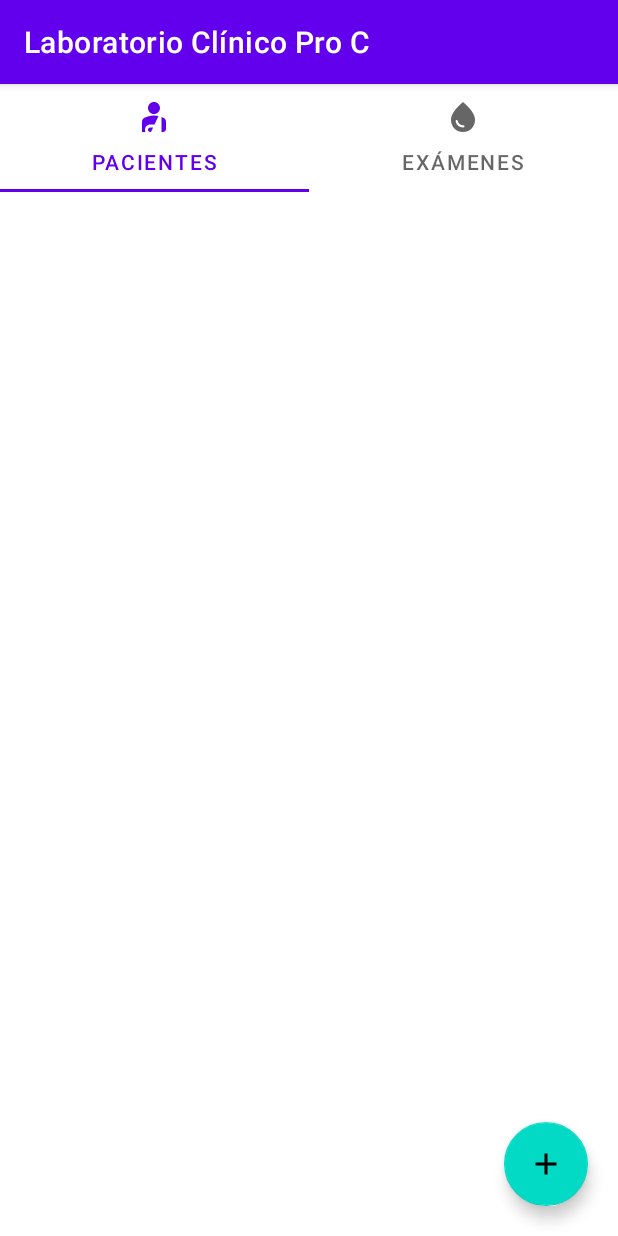
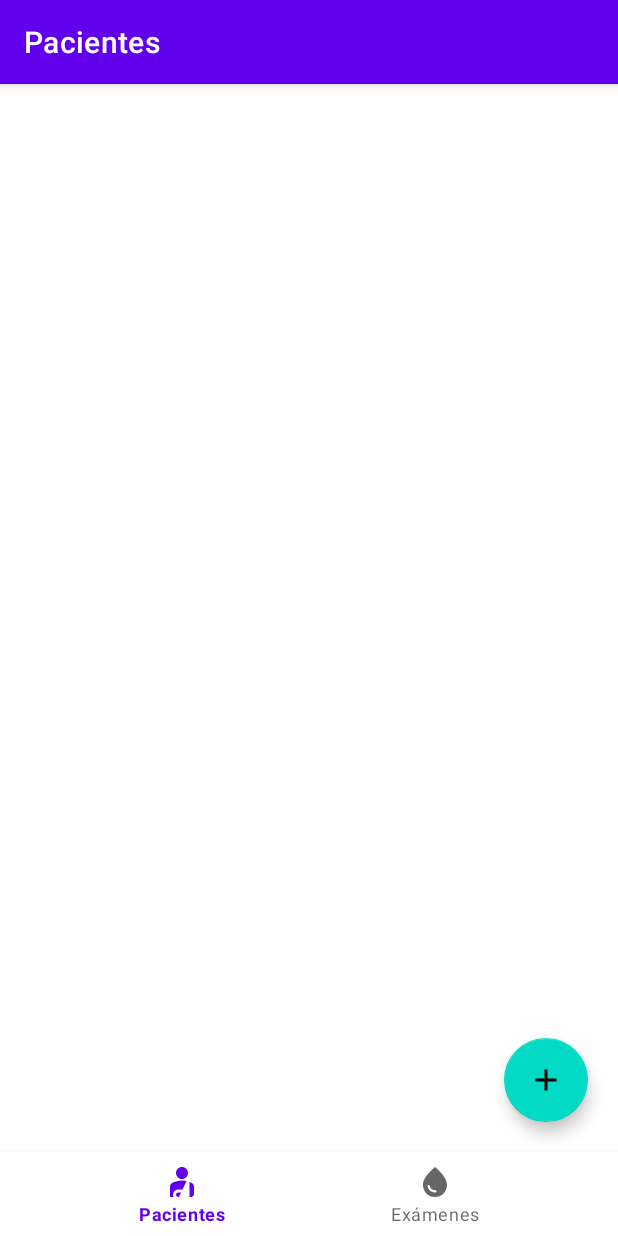
Before and after one commit to Antonioescp/laboratorio-pro-c-mobile-app, an Android app: the screen it shows after launch (MainActivity), on a phone screen of 412 x 824 dp. Run offline under Robolectric (Android 15) with nearby library versions, the phone set to English and light mode, and no system bars; our stand-ins replace Room's generated code, Timber, data binding, navigation-ui.

Commit message:
Changed tabs for bottom nav, better nav handling

```diff
--- a/app/src/main/java/com/gameloop/laboratorioclinicoproc/MainActivity.kt
+++ b/app/src/main/java/com/gameloop/laboratorioclinicoproc/MainActivity.kt
@@ -3,12 +3,11 @@ package com.gameloop.laboratorioclinicoproc
 import androidx.appcompat.app.AppCompatActivity
 import android.os.Bundle
 import androidx.databinding.DataBindingUtil
-import androidx.fragment.app.FragmentContainerView
-import androidx.fragment.app.FragmentManager
+import androidx.fragment.app.Fragment
 import androidx.navigation.findNavController
-import androidx.navigation.fragment.NavHostFragment
 import androidx.navigation.fragment.findNavController
 import androidx.navigation.ui.NavigationUI
+import androidx.navigation.ui.setupWithNavController
 import com.gameloop.laboratorioclinicoproc.databinding.ActivityMainBinding
 
 class MainActivity : AppCompatActivity() {
@@ -17,11 +16,20 @@ class MainActivity : AppCompatActivity() {
     override fun onCreate(savedInstanceState: Bundle?) {
         super.onCreate(savedInstanceState)
         binding = DataBindingUtil.setContentView(this, R.layout.activity_main)
+
         setUpNavbar()
+        setUpBottomNavBar()
+    }
+
+    private fun setUpBottomNavBar() {
+        val navHost = supportFragmentManager.findFragmentById(binding.navHostFragment.id)
+        navHost?.let {
+            binding.bnMain.setupWithNavController(navHost.findNavController())
+        }
     }
 
     private fun setUpNavbar() {
-        val navHost = supportFragmentManager.findFragmentById(R.id.nav_host_fragment)
+        val navHost = supportFragmentManager.findFragmentById(binding.navHostFragment.id)
         navHost?.let {
             val navController = navHost.findNavController()
             NavigationUI.setupActionBarWithNavController(this, navController)
--- a/app/src/main/java/com/gameloop/laboratorioclinicoproc/views/home/HomeFragment.kt
+++ /dev/null
@@ -1,110 +0,0 @@
-package com.gameloop.laboratorioclinicoproc.views.home
-
-import android.animation.LayoutTransition
-import android.os.Bundle
-import androidx.fragment.app.Fragment
-import android.view.LayoutInflater
-import android.view.View
-import android.view.ViewGroup
-import androidx.fragment.app.FragmentActivity
-import androidx.lifecycle.ViewModelProvider
-import androidx.navigation.fragment.findNavController
-import androidx.viewpager2.adapter.FragmentStateAdapter
-import androidx.viewpager2.widget.ViewPager2
-import androidx.viewpager2.widget.ViewPager2.OnPageChangeCallback
-import com.gameloop.laboratorioclinicoproc.databinding.FragmentHomeBinding
-import com.gameloop.laboratorioclinicoproc.views.laboratorytests.TestsFragment
-import com.gameloop.laboratorioclinicoproc.views.patients.MyPatientsFragment
-import com.google.android.material.tabs.TabLayout
-import com.google.android.material.tabs.TabLayout.OnTabSelectedListener
-
-class HomeFragment : Fragment() {
-
-    private lateinit var binding: FragmentHomeBinding
-
-    private val viewModel: HomeViewModel by lazy {
-        ViewModelProvider(this)[HomeViewModel::class.java]
-    }
-
-    override fun onCreateView(
-        inflater: LayoutInflater,
-        container: ViewGroup?,
-        savedInstanceState: Bundle?
-    ): View {
-        binding = FragmentHomeBinding.inflate(layoutInflater)
-        binding.viewModel = viewModel
-        binding.lifecycleOwner = viewLifecycleOwner
-
-        setUpViewPager()
-        setUpTabLayout()
-        setUpAnimations()
-
-        viewModel.eventNavigateToAddUser.observe(viewLifecycleOwner) {
-            it?.let {
-                if (it) {
-                    val action = HomeFragmentDirections.actionHomeFragmentToSignUpFragment()
-                    findNavController().navigate(action)
-                    viewModel.navigateToAddUserComplete()
-                }
-            }
-        }
-
-        return binding.root
-    }
-
-    private fun setUpAnimations() {
-        binding.flContainer.layoutTransition = LayoutTransition()
-    }
-
-    /**
-     * Sets the [ViewPager2]'s adapter and adds a listener to [TabLayout] tab changes
-     */
-    private fun setUpViewPager() {
-        binding.homePager.adapter = PageAdapter(requireActivity())
-        binding.homeTabLayout.addOnTabSelectedListener(object: OnTabSelectedListener {
-            override fun onTabSelected(tab: TabLayout.Tab?) {
-                tab?.let {
-                    binding.homePager.currentItem = tab.position
-                }
-            }
-            override fun onTabUnselected(tab: TabLayout.Tab?) {}
-            override fun onTabReselected(tab: TabLayout.Tab?) {}
-        })
-    }
-
-    /**
-     * Sets the [TabLayout] to listen to [ViewPager2] page changes and update the selected tab
-     */
-    private fun setUpTabLayout() {
-        binding.homePager.registerOnPageChangeCallback( object: OnPageChangeCallback() {
-            override fun onPageSelected(position: Int) {
-                binding.homeTabLayout.selectTab(binding.homeTabLayout.getTabAt(position))
-
-                /* updating fab visibility */
-                if (position == 0) {
-                    viewModel.onEnterPatientsFragment()
-                } else {
-                    viewModel.onExitPatientsFragment()
-                }
-            }
-        })
-    }
-
-    /**
-     * A pager showing the [MyPatientsFragment] and [TestsFragment]
-     */
-    private inner class PageAdapter(fa: FragmentActivity) : FragmentStateAdapter(fa) {
-        private val pages = 2
-
-        override fun getItemCount(): Int = pages
-
-        override fun createFragment(position: Int): Fragment {
-            return when (position) {
-                0 -> MyPatientsFragment()
-                1 -> TestsFragment()
-                else -> throw IllegalArgumentException("Unknown page position")
-            }
-        }
-
-    }
-}
--- a/app/src/main/java/com/gameloop/laboratorioclinicoproc/views/home/HomeViewModel.kt
+++ /dev/null
@@ -1,30 +0,0 @@
-package com.gameloop.laboratorioclinicoproc.views.home
-
-import androidx.lifecycle.LiveData
-import androidx.lifecycle.MutableLiveData
-import androidx.lifecycle.ViewModel
-
-class HomeViewModel : ViewModel() {
-
-    private val _inPatientsFragment = MutableLiveData<Boolean>()
-    val inPatientsFragment: LiveData<Boolean> = _inPatientsFragment
-
-    private val _eventNavigateToAddUser = MutableLiveData<Boolean>()
-    val eventNavigateToAddUser: LiveData<Boolean> = _eventNavigateToAddUser
-
-    fun onExitPatientsFragment() {
-        _inPatientsFragment.value = false
-    }
-
-    fun onEnterPatientsFragment() {
-        _inPatientsFragment.value = true
-    }
-
-    fun navigateToAddUser() {
-        _eventNavigateToAddUser.value = true
-    }
-
-    fun navigateToAddUserComplete() {
-        _eventNavigateToAddUser.value = false
-    }
-}
--- a/app/src/main/java/com/gameloop/laboratorioclinicoproc/views/patients/MyPatientsFragment.kt
+++ b/app/src/main/java/com/gameloop/laboratorioclinicoproc/views/patients/MyPatientsFragment.kt
@@ -5,15 +5,12 @@ import androidx.fragment.app.Fragment
 import android.view.LayoutInflater
 import android.view.View
 import android.view.ViewGroup
-import android.widget.Toast
-import androidx.lifecycle.Observer
 import androidx.lifecycle.ViewModelProvider
 import androidx.navigation.fragment.findNavController
 import androidx.recyclerview.widget.LinearLayoutManager
 import com.gameloop.laboratorioclinicoproc.database.LabDatabase
 import com.gameloop.laboratorioclinicoproc.database.model.patient.Patient
 import com.gameloop.laboratorioclinicoproc.databinding.FragmentMyPatientsBinding
-import com.gameloop.laboratorioclinicoproc.views.home.HomeFragmentDirections
 
 class MyPatientsFragment : Fragment() {
     private lateinit var binding: FragmentMyPatientsBinding
@@ -32,10 +29,25 @@ class MyPatientsFragment : Fragment() {
     ): View {
         binding = FragmentMyPatientsBinding.inflate(layoutInflater)
         binding.lifecycleOwner = viewLifecycleOwner
+        binding.viewModel = viewModel
 
         setUpPatientsView()
+        setUpAddPatientButton()
 
         return binding.root
+    }
+
+    private fun setUpAddPatientButton() {
+        viewModel.eventNavigateToAddPatient.observe(viewLifecycleOwner) { shouldNavigate ->
+            shouldNavigate?.let {
+                if (shouldNavigate) {
+                    val action = MyPatientsFragmentDirections
+                        .actionMyPatientsFragmentToSignUpFragment()
+                    findNavController().navigate(action)
+                    viewModel.onNavigateToAddPatientComplete()
+                }
+            }
+        }
     }
 
     private fun setUpPatientsView() {
--- a/app/src/main/java/com/gameloop/laboratorioclinicoproc/views/patients/MyPatientsViewModel.kt
+++ b/app/src/main/java/com/gameloop/laboratorioclinicoproc/views/patients/MyPatientsViewModel.kt
@@ -1,5 +1,7 @@
 package com.gameloop.laboratorioclinicoproc.views.patients
 
+import androidx.lifecycle.LiveData
+import androidx.lifecycle.MutableLiveData
 import androidx.lifecycle.ViewModel
 import androidx.lifecycle.viewModelScope
 import com.gameloop.laboratorioclinicoproc.database.dao.PatientDao
@@ -9,6 +11,17 @@ import kotlinx.coroutines.launch
 class MyPatientsViewModel(private val patientsDao: PatientDao) : ViewModel() {
     val patients = patientsDao.getAll()
 
+    private val _eventNavigateToAddPatient = MutableLiveData<Boolean>()
+    val eventNavigateToAddPatient: LiveData<Boolean> = _eventNavigateToAddPatient
+
+    fun onNavigateToAddPatient() {
+        _eventNavigateToAddPatient.value = true
+    }
+
+    fun onNavigateToAddPatientComplete() {
+        _eventNavigateToAddPatient.value = false
+    }
+
     fun deletePatient(patient: Patient) {
         viewModelScope.launch {
             patientsDao.delete(patient.id)
--- a/app/src/main/res/layout/activity_main.xml
+++ b/app/src/main/res/layout/activity_main.xml
@@ -1,14 +1,35 @@
 <?xml version="1.0" encoding="utf-8"?>
-<layout>
-    <androidx.fragment.app.FragmentContainerView
+<layout
     xmlns:android="http://schemas.android.com/apk/res/android"
     xmlns:app="http://schemas.android.com/apk/res-auto"
     xmlns:tools="http://schemas.android.com/tools"
+    >
+
+    <androidx.constraintlayout.widget.ConstraintLayout
+        android:id="@+id/clMain"
+        android:layout_width="match_parent"
+        android:layout_height="match_parent">
+
+        <androidx.fragment.app.FragmentContainerView
             android:id="@+id/nav_host_fragment"
+            android:name="androidx.navigation.fragment.NavHostFragment"
             android:layout_width="match_parent"
-        android:layout_height="match_parent"
-        android:name="androidx.navigation.fragment.NavHostFragment"
+            android:layout_height="0dp"
             app:defaultNavHost="true"
+            app:layout_constraintBottom_toTopOf="@+id/bnMain"
+            app:layout_constraintTop_toTopOf="parent"
             app:navGraph="@navigation/nav_graph"
-        tools:context=".MainActivity"/>
+            tools:context=".MainActivity" />
+
+        <com.google.android.material.bottomnavigation.BottomNavigationView
+            android:id="@+id/bnMain"
+            android:layout_width="match_parent"
+            android:layout_height="wrap_content"
+            app:layout_constraintBottom_toBottomOf="parent"
+            app:layout_constraintEnd_toEndOf="parent"
+            app:layout_constraintHorizontal_bias="0.5"
+            app:layout_constraintStart_toStartOf="parent"
+            app:layout_constraintTop_toBottomOf="@+id/nav_host_fragment"
+            app:menu="@menu/home_nav_menu" />
+    </androidx.constraintlayout.widget.ConstraintLayout>
 </layout>
--- a/app/src/main/res/layout/fragment_home.xml
+++ /dev/null
@@ -1,56 +0,0 @@
-<?xml version="1.0" encoding="utf-8"?>
-<layout
-    xmlns:android="http://schemas.android.com/apk/res/android"
-    xmlns:tools="http://schemas.android.com/tools">
-
-    <data>
-        <variable
-            name="viewModel"
-            type="com.gameloop.laboratorioclinicoproc.views.home.HomeViewModel" />
-        <import type="android.view.View"/>
-    </data>
-
-    <FrameLayout
-        android:id="@+id/flContainer"
-        android:layout_width="match_parent"
-        android:layout_height="match_parent">
-        <LinearLayout
-            android:orientation="vertical"
-            android:layout_width="match_parent"
-            android:layout_height="match_parent">
-            <com.google.android.material.tabs.TabLayout
-                android:id="@+id/home_tab_layout"
-                android:layout_width="match_parent"
-                android:layout_height="wrap_content">
-                <com.google.android.material.tabs.TabItem
-                    android:id="@+id/ti_my_patients"
-                    android:layout_width="wrap_content"
-                    android:layout_height="wrap_content"
-                    android:text="@string/patients"
-                    android:icon="@drawable/ic_baseline_personal_injury_24"
-                    />
-                <com.google.android.material.tabs.TabItem
-                    android:id="@+id/ti_tests"
-                    android:layout_width="wrap_content"
-                    android:layout_height="wrap_content"
-                    android:text="@string/tests"
-                    android:icon="@drawable/ic_baseline_water_drop_24"/>
-            </com.google.android.material.tabs.TabLayout>
-            <androidx.viewpager2.widget.ViewPager2
-                android:id="@+id/home_pager"
-                android:layout_width="match_parent"
-                android:layout_height="match_parent"/>
-        </LinearLayout>
-        <com.google.android.material.floatingactionbutton.FloatingActionButton
-            android:id="@+id/fab_add_patient"
-            android:layout_width="wrap_content"
-            android:layout_height="wrap_content"
-            android:src="@drawable/ic_baseline_add_24"
-            android:layout_gravity="bottom|end"
-            android:layout_marginEnd="20dp"
-            android:layout_marginBottom="20dp"
-            android:visibility="@{viewModel.inPatientsFragment ? View.VISIBLE : View.GONE}"
-            android:onClick="@{() -> viewModel.navigateToAddUser()}"
-            />
-    </FrameLayout>
-</layout>
--- a/app/src/main/res/layout/fragment_my_patients.xml
+++ b/app/src/main/res/layout/fragment_my_patients.xml
@@ -3,10 +3,32 @@
     xmlns:tools="http://schemas.android.com/tools"
     xmlns:app="http://schemas.android.com/apk/res-auto"
     >
-        <androidx.recyclerview.widget.RecyclerView
-            android:id="@+id/rv_patients"
+        <data>
+                <variable
+                    name="viewModel"
+                    type="com.gameloop.laboratorioclinicoproc.views.patients.MyPatientsViewModel"
+                    />
+        </data>
+        <FrameLayout
+            android:id="@+id/flMain"
             android:layout_width="match_parent"
-            android:layout_height="match_parent"
-            tools:listitem="@layout/list_item_patient"
-            />
+            android:layout_height="match_parent">
+                <androidx.recyclerview.widget.RecyclerView
+                    android:id="@+id/rv_patients"
+                    android:layout_width="match_parent"
+                    android:layout_height="match_parent"
+                    tools:listitem="@layout/list_item_patient"
+                    />
+                <com.google.android.material.floatingactionbutton.FloatingActionButton
+                    android:id="@+id/fab_new_patient"
+                    android:layout_width="wrap_content"
+                    android:layout_height="wrap_content"
+                    android:src="@drawable/ic_baseline_add_24"
+                    android:layout_gravity="bottom|end"
+                    android:layout_marginEnd="20dp"
+                    android:layout_marginBottom="20dp"
+                    android:contentDescription="Add a new patient"
+                    android:onClick="@{() -> viewModel.onNavigateToAddPatient()}"
+                    />
+        </FrameLayout>
 </layout>
--- a/app/src/main/res/layout/list_item_patient.xml
+++ b/app/src/main/res/layout/list_item_patient.xml
@@ -11,6 +11,12 @@
             type="com.gameloop.laboratorioclinicoproc.database.model.patient.Patient" />
     </data>
 
+    <androidx.cardview.widget.CardView
+        android:layout_width="match_parent"
+        android:layout_height="wrap_content"
+        android:layout_marginHorizontal="20dp"
+        android:layout_marginTop="20dp">
+
         <androidx.constraintlayout.widget.ConstraintLayout
             android:layout_width="match_parent"
             android:layout_height="wrap_content"
@@ -22,14 +28,13 @@
                 android:layout_height="wrap_content"
                 android:text="@{patient.fullName}"
                 android:textColor="@color/black"
-            android:textSize="40sp"
+                android:textSize="25sp"
                 android:textStyle="bold"
                 app:layout_constraintEnd_toStartOf="@+id/ivDelete"
                 app:layout_constraintHorizontal_bias="0.5"
                 app:layout_constraintHorizontal_chainStyle="spread_inside"
                 app:layout_constraintStart_toStartOf="parent"
                 app:layout_constraintTop_toTopOf="parent"
-            app:patient_sex_at_end="@{patient.sex}"
                 tools:text="Maritza Escorcia" />
 
             <TextView
@@ -40,7 +45,8 @@
                 android:textSize="20sp"
                 app:layout_constraintStart_toStartOf="parent"
                 app:layout_constraintTop_toBottomOf="@id/tvName"
-            tools:text="@string/age_format" />
+                tools:text="@string/age_format"
+                app:patient_sex_at_end="@{patient.sex}" />
 
             <TextView
                 android:id="@+id/tvEmail"
@@ -63,4 +69,5 @@
                 app:layout_constraintTop_toTopOf="parent"
                 app:tint="@color/black" />
         </androidx.constraintlayout.widget.ConstraintLayout>
+    </androidx.cardview.widget.CardView>
 </layout>
--- /dev/null
+++ b/app/src/main/res/menu/home_nav_menu.xml
@@ -0,0 +1,14 @@
+<?xml version="1.0" encoding="utf-8"?>
+<menu xmlns:app="http://schemas.android.com/apk/res-auto"
+    xmlns:android="http://schemas.android.com/apk/res/android">
+    <item
+        android:id="@+id/myPatientsFragment"
+        android:title="@string/patients"
+        android:icon="@drawable/ic_baseline_personal_injury_24"
+        />
+    <item
+        android:id="@+id/testsFragment"
+        android:title="@string/tests"
+        android:icon="@drawable/ic_baseline_water_drop_24"
+        />
+</menu>
--- a/app/src/main/res/navigation/nav_graph.xml
+++ b/app/src/main/res/navigation/nav_graph.xml
@@ -3,19 +3,25 @@
     xmlns:app="http://schemas.android.com/apk/res-auto"
     xmlns:tools="http://schemas.android.com/tools"
     android:id="@+id/nav_graph"
-    app:startDestination="@id/homeFragment">
+    app:startDestination="@id/myPatientsFragment">
     <fragment
         android:id="@+id/signUpFragment"
         android:name="com.gameloop.laboratorioclinicoproc.views.signup.SignUpFragment"
         android:label="@string/sign_up"
         tools:layout="@layout/fragment_sign_up" />
     <fragment
-        android:id="@+id/homeFragment"
-        android:name="com.gameloop.laboratorioclinicoproc.views.home.HomeFragment"
-        android:label="@string/app_name"
-        tools:layout="@layout/fragment_home">
+        android:id="@+id/myPatientsFragment"
+        android:name="com.gameloop.laboratorioclinicoproc.views.patients.MyPatientsFragment"
+        android:label="@string/patients"
+        tools:layout="@layout/fragment_my_patients">
         <action
-            android:id="@+id/action_homeFragment_to_signUpFragment"
+            android:id="@+id/action_myPatientsFragment_to_signUpFragment"
             app:destination="@id/signUpFragment" />
     </fragment>
+    <fragment
+        android:id="@+id/testsFragment"
+        android:name="com.gameloop.laboratorioclinicoproc.views.laboratorytests.TestsFragment"
+        android:label="@string/tests"
+        tools:layout="@layout/fragment_tests"
+        />
 </navigation>
```
Lines whose indentation alone changed are shown as unchanged.
